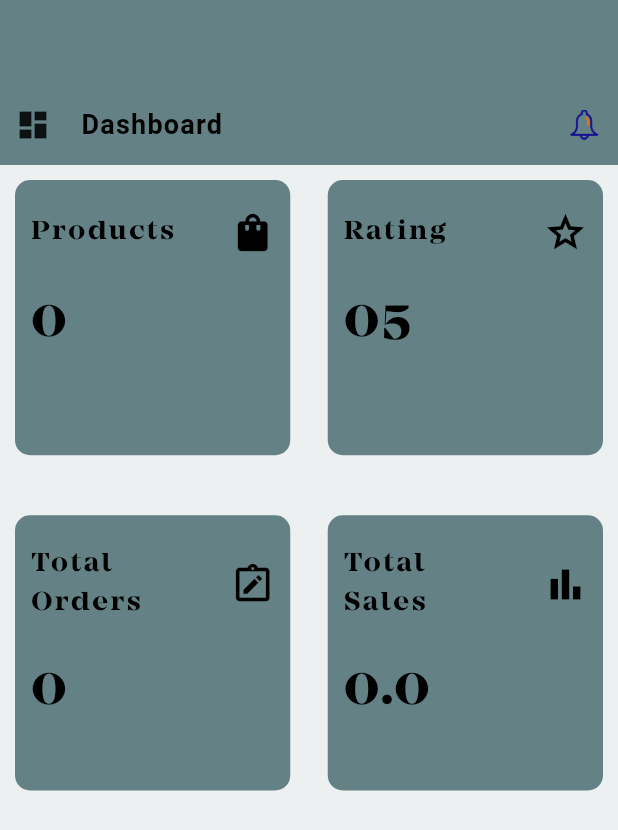
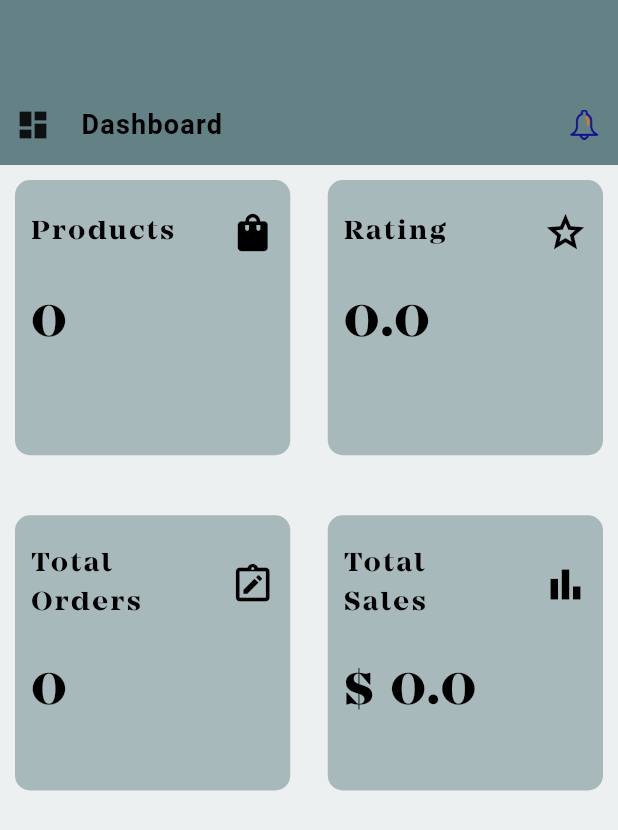
Before and after one commit to ihsankhan-752/SmartMart-Supplier-Side, a Flutter app: the Dashboard widget shown alone on an empty page, opened directly, on a phone screen of 412 x 824 dp. Shown: the top 830 px of the screen. Run offline on Flutter 3.47's test engine with Material 3 defaults, Android fonts, the phone set to English and light mode, and no system bars; our stand-ins replace cloud_firestore, firebase_auth, firebase_core, firebase_messaging, firebase_storage, flutter_easyloading and 8 more; accounts and stored records are empty; Roboto replaces fonts that are missing (Acme).

Commit message:
Total Reviews Fetched

```diff
--- a/lib/model/order_model.dart
+++ b/lib/model/order_model.dart
@@ -17,6 +17,8 @@ class OrderModel {
   DateTime? orderDate;
   String? paymentStatus;
 
+  bool? isRated;
+
   OrderModel({
     this.orderId,
     this.sellerId,
@@ -31,6 +33,7 @@ class OrderModel {
     this.deliveryDate,
     this.orderDate,
     this.paymentStatus,
+    this.isRated,
   });
 
   Map<String, dynamic> toMap() {
@@ -48,6 +51,7 @@ class OrderModel {
       'deliveryDate': this.deliveryDate,
       'orderDate': this.orderDate,
       'paymentStatus': this.paymentStatus,
+      'isRated': isRated,
     };
   }
 
@@ -66,6 +70,7 @@ class OrderModel {
       deliveryDate: (map['deliveryDate'].toDate()),
       orderDate: (map['orderDate'].toDate()),
       paymentStatus: map['paymentStatus'] as String,
+      isRated: map['isRated'] as bool,
     );
   }
 }
--- a/lib/screens/custom_navbar/dashboard/dashboard.dart
+++ b/lib/screens/custom_navbar/dashboard/dashboard.dart
@@ -5,9 +5,6 @@ import 'package:get/get.dart';
 import 'package:smart_mart_supplier_side/screens/custom_navbar/dashboard/widget/dashboard_screen_card.dart';
 
 import '../../../constants/app_assets.dart';
-import '../../../main.dart';
-import '../chat/customer_list.dart';
-import '../orders/orders.dart';
 import '../widgets/custom_appbar_header.dart';
 import 'notification/notification_screen.dart';
 
@@ -22,6 +19,7 @@ class _DashboardState extends State<Dashboard> {
   int _totalProducts = 0;
   int _totalOrders = 0;
   double _totalSales = 0.0;
+  double overallRating = 0.0;
 
   _getDashboardInformation() async {
     QuerySnapshot snap = await FirebaseFirestore.instance
@@ -47,9 +45,34 @@ class _DashboardState extends State<Dashboard> {
     setState(() {});
   }
 
+  Future<void> _fetchOverallRating() async {
+    double totalSum = 0.0;
+    int totalReviews = 0;
+
+    QuerySnapshot productSnap = await FirebaseFirestore.instance
+        .collection('products')
+        .where('sellerId', isEqualTo: FirebaseAuth.instance.currentUser!.uid)
+        .get();
+
+    for (var productDoc in productSnap.docs) {
+      QuerySnapshot reviewsSnap =
+          await FirebaseFirestore.instance.collection('products').doc(productDoc.id).collection('reviews').get();
+
+      for (var review in reviewsSnap.docs) {
+        totalSum += review['rating'];
+      }
+      totalReviews += reviewsSnap.size;
+    }
+
+    setState(() {
+      overallRating = totalReviews != 0 ? totalSum / totalReviews : 0.0;
+    });
+  }
+
   @override
   void initState() {
     _getDashboardInformation();
+    _fetchOverallRating();
 
     super.initState();
   }
@@ -81,9 +104,7 @@ class _DashboardState extends State<Dashboard> {
             ),
             children: [
               DashBoardScreenCard(
-                onPressed: () {
-                  navigateToPage(context, OrderScreen());
-                },
+                onPressed: () {},
                 icon: Icons.shopping_bag,
                 title: "Products",
                 quantity: _totalProducts.toString(),
@@ -91,10 +112,8 @@ class _DashboardState extends State<Dashboard> {
               DashBoardScreenCard(
                 icon: Icons.grade_outlined,
                 title: "Rating",
-                onPressed: () {
-                  navigateToPage(context, CustomerChatListScreen());
-                },
-                quantity: "05",
+                onPressed: () {},
+                quantity: "${overallRating.toStringAsFixed(1)}",
               ),
               DashBoardScreenCard(
                 icon: Icons.note_alt_outlined,
@@ -105,7 +124,7 @@ class _DashboardState extends State<Dashboard> {
               DashBoardScreenCard(
                 onPressed: () {},
                 title: "Total\nSales",
-                quantity: _totalSales.toStringAsFixed(1),
+                quantity: "\$ ${_totalSales.toStringAsFixed(1)}",
                 icon: Icons.bar_chart,
               ),
             ],
--- a/lib/screens/custom_navbar/dashboard/widget/dashboard_screen_card.dart
+++ b/lib/screens/custom_navbar/dashboard/widget/dashboard_screen_card.dart
@@ -8,7 +8,9 @@ class DashBoardScreenCard extends StatelessWidget {
   final String? quantity;
   final Function()? onPressed;
   final IconData? icon;
-  const DashBoardScreenCard({Key? key, this.title, this.onPressed, this.icon, this.quantity}) : super(key: key);
+  final Widget? quantityWidget;
+  const DashBoardScreenCard({Key? key, this.title, this.onPressed, this.icon, this.quantity, this.quantityWidget})
+      : super(key: key);
 
   @override
   Widget build(BuildContext context) {
@@ -20,7 +22,7 @@ class DashBoardScreenCard extends StatelessWidget {
         height: MediaQuery.sizeOf(context).width * 0.4,
         decoration: BoxDecoration(
           borderRadius: BorderRadius.circular(10),
-          color: AppColors.primaryColor,
+          color: AppColors.primaryColor.withOpacity(.5),
         ),
         child: Padding(
           padding: const EdgeInsets.symmetric(vertical: 20, horizontal: 10),
@@ -42,6 +44,7 @@ class DashBoardScreenCard extends StatelessWidget {
                 ],
               ),
               SizedBox(height: 20),
+              quantityWidget ??
                   Text(
                     quantity!,
                     style: AppTextStyles.DASHBOARD_MENU_STYLE.copyWith(
--- a/lib/screens/custom_navbar/products/widgets/product_card.dart
+++ b/lib/screens/custom_navbar/products/widgets/product_card.dart
@@ -25,7 +25,7 @@ class ProductCard extends StatelessWidget {
         child: Container(
           height: MediaQuery.sizeOf(context).height * 0.12,
           decoration: BoxDecoration(
-            color: AppColors.primaryColor.withOpacity(0.7),
+            color: AppColors.primaryColor.withOpacity(0.5),
             borderRadius: BorderRadius.circular(10),
           ),
           child: Padding(
```
Lines whose indentation alone changed are shown as unchanged.
